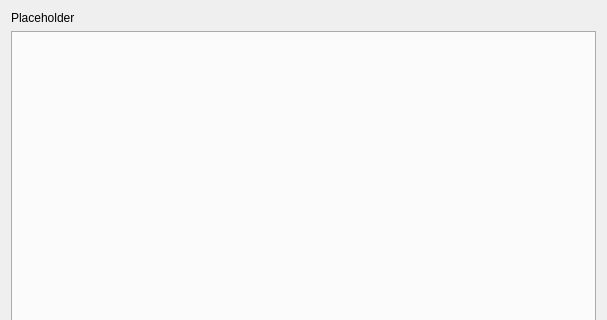
Qt form uibase/src/textviewer.ui (Holt59/mo2-merge) before a commit; both pictures show x 0 to 607 and y 0 to 320 of the 607 by 528 pixel window.
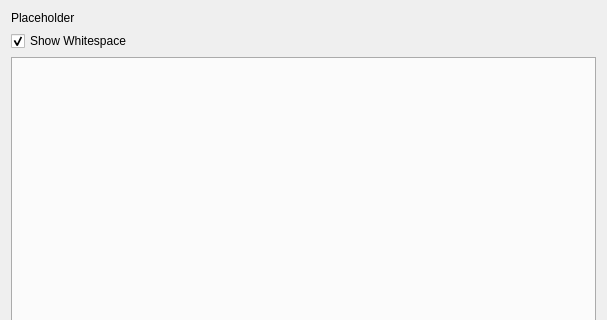
The same form after that commit.

Commit message: [uibase] Add toggle for whitespace

The edit to the form file:
```diff
--- a/uibase/src/textviewer.ui
+++ b/uibase/src/textviewer.ui
@@ -15,6 +15,8 @@
   </property>
   <layout class="QVBoxLayout" name="verticalLayout">
    <item>
+    <layout class="QVBoxLayout" name="verticalLayout_2">
+     <item>
     <widget class="QLabel" name="descriptionLabel">
      <property name="text">
       <string>Placeholder</string>
@@ -22,7 +24,25 @@
     </widget>
    </item>
    <item>
+      <widget class="QCheckBox" name="showWhitespace">
+       <property name="text">
+        <string>Show Whitespace</string>
+       </property>
+       <property name="checked">
+        <bool>true</bool>
+       </property>
+      </widget>
+     </item>
+    </layout>
+   </item>
+   <item>
     <widget class="QTabWidget" name="editorTabs">
+     <property name="sizePolicy">
+      <sizepolicy hsizetype="Expanding" vsizetype="Expanding">
+       <horstretch>0</horstretch>
+       <verstretch>0</verstretch>
+      </sizepolicy>
+     </property>
      <property name="currentIndex">
       <number>-1</number>
      </property>
```
Lines whose indentation alone changed are shown as unchanged. The commit also changes 2 other files.
